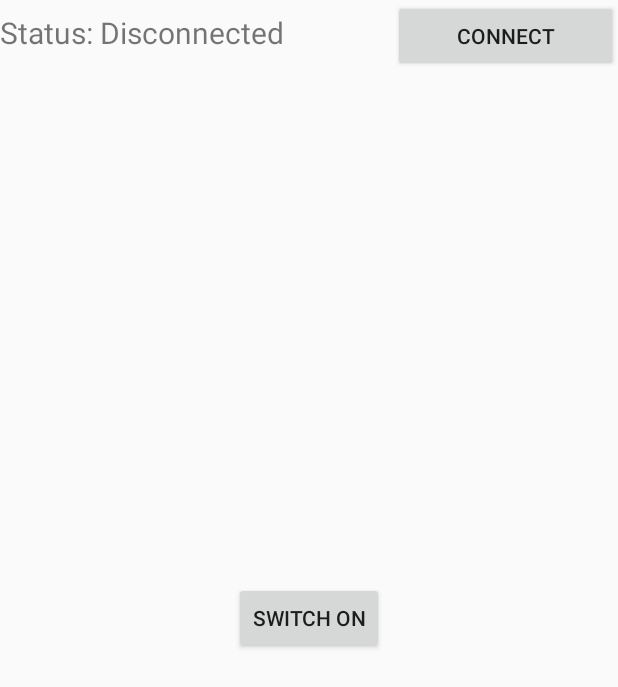
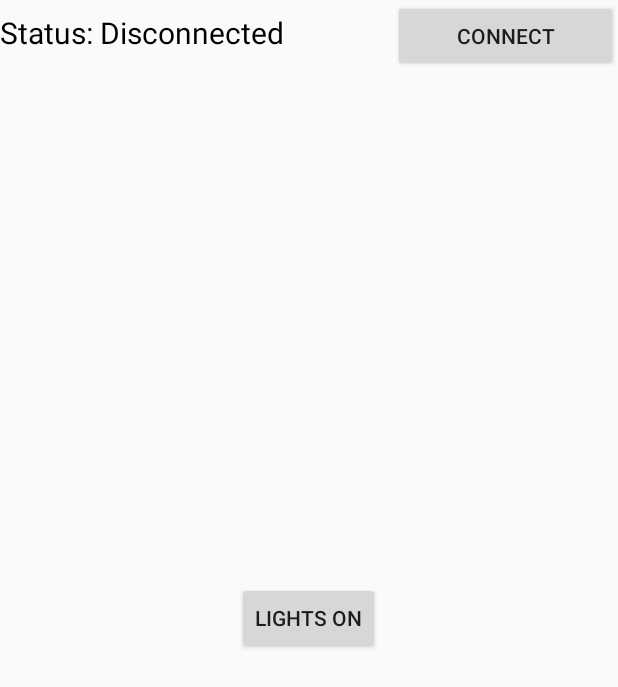
Before and after one commit to FRETX/AndroidFretXBLESampleApp, an Android app: the layout activity_main.xml on its own in the app's theme, with its tools: preview values and no code run, on a phone screen of 412 x 824 dp. Shown: the top 687 px of the screen. Run offline under Robolectric (Android 15) with nearby library versions, the phone set to English and light mode, and no system bars.

Commit message:
style changes

```diff
--- a/app/src/main/java/com/fretx/sampleconnection/MainActivity.java
+++ b/app/src/main/java/com/fretx/sampleconnection/MainActivity.java
@@ -56,6 +56,8 @@ public class MainActivity extends AppCompatActivity implements BluetoothListener
                     if (com.isConnected()) {
                         com.disconnect();
                         send.setVisibility(View.INVISIBLE);
+                        //Please note that the FretX device turns itself off when disconnected from the app
+                        //To reconnect, press the power button again on the device
                     } else {
                         status.setText(R.string.scanning_status);
                         com.connect();
--- a/app/src/main/res/layout/activity_main.xml
+++ b/app/src/main/res/layout/activity_main.xml
@@ -14,6 +14,7 @@
         android:layout_alignBaseline="@+id/status_textview"
         android:layout_alignBottom="@+id/status_textview"
         android:layout_alignParentStart="true"
+        android:textColor="#000000"
         android:id="@+id/textView3" />
 
     <TextView
@@ -21,6 +22,7 @@
         android:layout_width="wrap_content"
         android:layout_height="wrap_content"
         android:text="@string/disconnected_status"
+        android:textColor="#000000"
         android:textSize="20sp"
         android:layout_alignBaseline="@+id/action_button"
         android:layout_alignBottom="@+id/action_button"
--- a/app/src/main/res/values/strings.xml
+++ b/app/src/main/res/values/strings.xml
@@ -1,10 +1,10 @@
 <resources>
-    <string name="app_name">SampleConnection</string>
+    <string name="app_name">FretX BLE Sample App</string>
     <string name="disconnected_status">Disconnected</string>
     <string name="connected_status">Connected</string>
     <string name="scanning_status">Scanning...</string>
     <string name="disconnect_action">Disconnect</string>
     <string name="connect_action">Connect</string>
-    <string name="switch_on">Switch on</string>
-    <string name="switch_off">Switch off</string>
+    <string name="switch_on">Lights ON</string>
+    <string name="switch_off">Lights OFF</string>
 </resources>
--- a/build.gradle
+++ b/build.gradle
@@ -5,7 +5,7 @@ buildscript {
         jcenter()
     }
     dependencies {
-        classpath 'com.android.tools.build:gradle:2.3.2'
+        classpath 'com.android.tools.build:gradle:2.3.3'
 
         // NOTE: Do not place your application dependencies here; they belong
         // in the individual module build.gradle files
```
